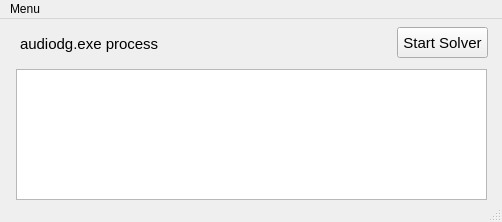
The window that audiodg.ui (lumyjuwon/AudiodgSolver) describes before a commit, drawn with Qt 5.
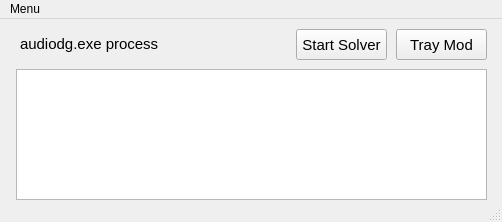
The same window after the commit.

Diff of the .ui file:
```diff
--- a/audiodg.ui
+++ b/audiodg.ui
@@ -20,8 +20,8 @@
    <widget class="QPushButton" name="solverButton">
     <property name="geometry">
      <rect>
-      <x>397</x>
-      <y>8</y>
+      <x>296</x>
+      <y>10</y>
       <width>91</width>
       <height>31</height>
      </rect>
@@ -65,6 +65,25 @@
      </rect>
     </property>
    </widget>
+   <widget class="QPushButton" name="trayButton">
+    <property name="geometry">
+     <rect>
+      <x>396</x>
+      <y>10</y>
+      <width>91</width>
+      <height>31</height>
+     </rect>
+    </property>
+    <property name="font">
+     <font>
+      <family>Arial</family>
+      <pointsize>11</pointsize>
+     </font>
+    </property>
+    <property name="text">
+     <string>Tray Mod</string>
+    </property>
+   </widget>
   </widget>
   <widget class="QMenuBar" name="menubar">
    <property name="geometry">
```
